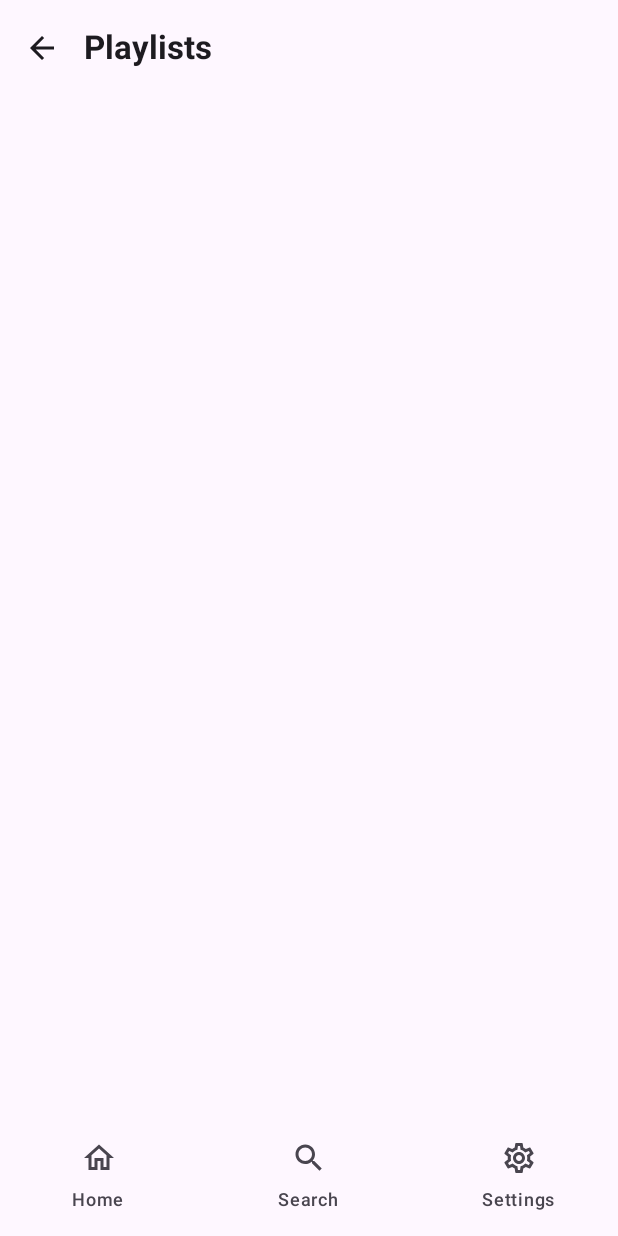
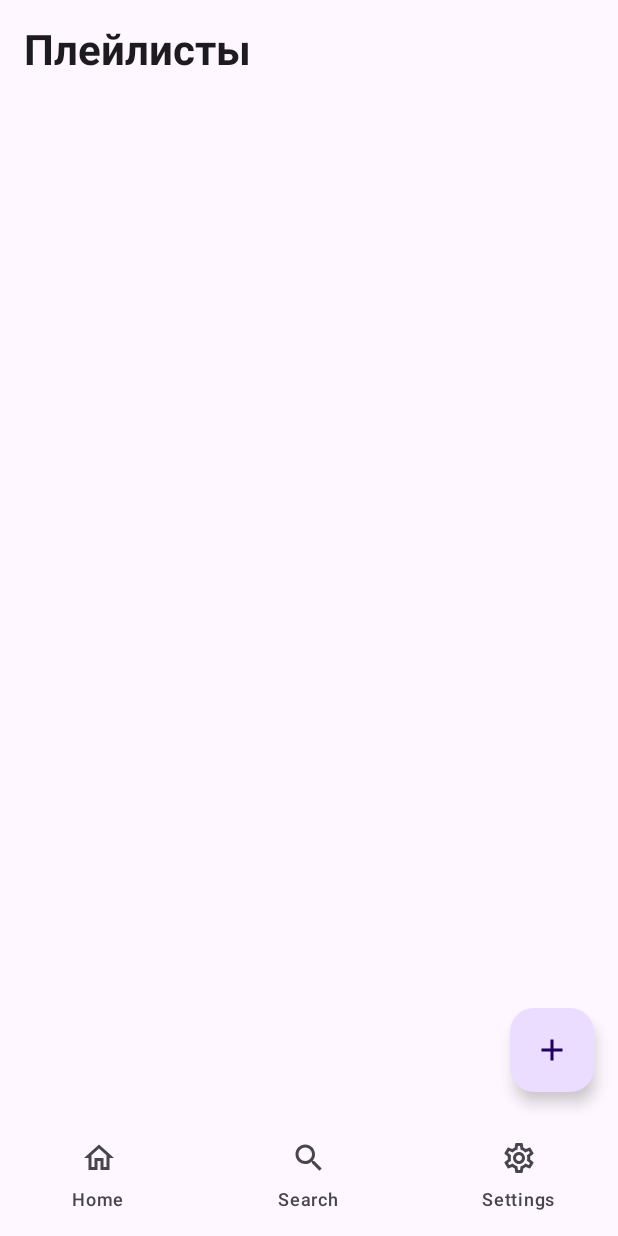
Before and after one commit to NTC539/NTM, an Android app built with Jetpack Compose: the PlaylistsScreen screen opened through its navigation route, on a phone screen of 412 x 824 dp. Run offline under Robolectric (Android 15) with nearby library versions, the phone set to English and light mode, and no system bars; our stand-ins replace Room's generated code; 3 statements that could not run were skipped.

Commit message:
feat: add playlist screen
not finished yet

```diff
--- a/app/src/main/java/com/example/ntm/activity/HomeScreen.kt
+++ b/app/src/main/java/com/example/ntm/activity/HomeScreen.kt
@@ -128,8 +128,8 @@ fun HomeScreen(
         items(tracks, key = { it.track.id }) { trackWithCover ->
             TrackItem(trackWithCover) {
                 playerViewModel.playTrack(
-                    track = trackWithCover.toUiTrack(),
-                    allTracks = tracks.map { it.toUiTrack() }
+                    selectedTrack = trackWithCover.toUiTrack(),
+                    rawTracks = tracks // Передаем весь список как есть
                 )
                 navController?.navigate(Destination.Route.PLAYER)
             }
--- a/app/src/main/java/com/example/ntm/activity/MusicMainScreen.kt
+++ b/app/src/main/java/com/example/ntm/activity/MusicMainScreen.kt
@@ -15,11 +15,13 @@ import com.example.ntm.navigation.AppNavHost
 import com.example.ntm.navigation.Destination
 import com.example.ntm.ui.viewmodel.MainViewModel
 import com.example.ntm.ui.viewmodel.PlayerViewModel
+import com.example.ntm.ui.viewmodel.PlaylistViewModel
 
 @Composable
 fun MusicMainScreen() {
     val mainViewModel: MainViewModel = viewModel()
     val playerViewModel: PlayerViewModel = viewModel()
+    val playlistViewModel: PlaylistViewModel = viewModel()
 
     val navController = rememberNavController()
     val backStackEntry by navController.currentBackStackEntryAsState()
@@ -51,6 +53,7 @@ fun MusicMainScreen() {
             navController = navController,
             mainViewModel = mainViewModel,
             playerViewModel = playerViewModel,
+            playlistViewModel = playlistViewModel,
             modifier = Modifier.padding(innerPadding)
         )
     }
--- a/app/src/main/java/com/example/ntm/activity/PlaylistsScreen.kt
+++ b/app/src/main/java/com/example/ntm/activity/PlaylistsScreen.kt
@@ -1,101 +1,76 @@
 package com.example.ntm.activity
 
-import androidx.compose.foundation.Image
-import androidx.compose.foundation.background
 import androidx.compose.foundation.clickable
 import androidx.compose.foundation.layout.*
 import androidx.compose.foundation.lazy.LazyColumn
 import androidx.compose.foundation.lazy.items
-import androidx.compose.foundation.shape.RoundedCornerShape
 import androidx.compose.material.icons.Icons
-import androidx.compose.material.icons.automirrored.filled.ArrowBack
+import androidx.compose.material.icons.filled.Add
 import androidx.compose.material3.*
-import androidx.compose.runtime.Composable
+import androidx.compose.runtime.*
 import androidx.compose.ui.Alignment
 import androidx.compose.ui.Modifier
-import androidx.compose.ui.draw.clip
-import androidx.compose.ui.res.painterResource
-import androidx.compose.ui.res.pluralStringResource
-import androidx.compose.ui.res.stringResource
 import androidx.compose.ui.text.font.FontWeight
-import androidx.compose.ui.tooling.preview.Preview
 import androidx.compose.ui.unit.dp
 import androidx.navigation.NavHostController
 import com.example.ntm.R
-import com.example.ntm.data.Playlist
-import com.example.ntm.ui.theme.NtmTheme
+import com.example.ntm.db.entity.PlaylistEntity
+import com.example.ntm.navigation.Destination
+import com.example.ntm.ui.viewmodel.PlaylistViewModel
 
-@OptIn(ExperimentalMaterial3Api::class)
 @Composable
-fun PlaylistsScreen(
-    navController: NavHostController? = null,
-    playlists: List<Playlist>
-) {
+fun PlaylistsScreen(navController: NavHostController? = null, viewModel: PlaylistViewModel) {
+    val playlists by viewModel.allPlaylists.collectAsState()
+    var showCreateDialog by remember { mutableStateOf(false) }
+
     Scaffold(
-        topBar = {
-            TopAppBar(
-                title = { Text(stringResource(R.string.playlists_title), fontWeight = FontWeight.Bold) },
-                navigationIcon = {
-                    IconButton(onClick = { navController?.popBackStack() }) {
-                        Icon(Icons.AutoMirrored.Filled.ArrowBack, contentDescription = stringResource(R.string.btn_back))
-                    }
-                },
-                colors = TopAppBarDefaults.topAppBarColors(
-                    containerColor = MaterialTheme.colorScheme.background,
-                    titleContentColor = MaterialTheme.colorScheme.onBackground,
-                    navigationIconContentColor = MaterialTheme.colorScheme.onBackground
-                )
-            )
-        },
-        containerColor = MaterialTheme.colorScheme.background
-    ) { innerPadding ->
-        LazyColumn(
-            modifier = Modifier
-                .fillMaxSize()
-                .padding(innerPadding)
-                .padding(horizontal = 16.dp),
-            verticalArrangement = Arrangement.spacedBy(8.dp)
-        ) {
-            items(playlists) { playlist -> PlaylistCard(playlist) }
+        floatingActionButton = {
+            FloatingActionButton(onClick = { showCreateDialog = true }) {
+                Icon(Icons.Default.Add, contentDescription = "Создать плейлист")
             }
         }
+    ) { innerPadding ->
+        Column(modifier = Modifier.fillMaxSize().padding(innerPadding).padding(16.dp)) {
+            Text("Плейлисты", style = MaterialTheme.typography.headlineMedium, fontWeight = FontWeight.Bold)
+            Spacer(Modifier.height(16.dp))
+
+            LazyColumn {
+                items(playlists, key = { it.id }) { playlist ->
+                    Row(
+                        modifier = Modifier.fillMaxWidth().clickable {
+                            navController?.navigate("${Destination.Route.PLAYLIST_DETAIL}/${playlist.id}")
+                        }.padding(vertical = 8.dp),
+                        verticalAlignment = Alignment.CenterVertically
+                    ) {
+                        // Временная заглушка, так как для списка мы пока не тянем все треки
+                        // В идеале здесь нужен запрос, который считает количество треков для плейлиста
+                        Box(
+                            modifier = Modifier.size(56.dp),
+                            contentAlignment = Alignment.Center
+                        ) {
+                            // PlaylistCover(...)
                         }
-
-@Composable
-fun PlaylistCard(playlist: Playlist, modifier: Modifier = Modifier) {
-    Card(
-        modifier = modifier
-            .fillMaxWidth()
-            .clickable { /* Переход внутрь плейлиста (в будущем) */ },
-        colors = CardDefaults.cardColors(containerColor = MaterialTheme.colorScheme.surface)
-    ) {
-        Row(modifier = Modifier.padding(12.dp), verticalAlignment = Alignment.CenterVertically) {
-            Image(
-                painter = painterResource(id = playlist.cover),
-                contentDescription = null,
-                modifier = Modifier.size(48.dp).clip(RoundedCornerShape(8.dp))
-            )
-            Spacer(Modifier.width(12.dp))
-            Column(modifier = Modifier.weight(1f)) {
-                Text(playlist.name, style = MaterialTheme.typography.titleMedium, color = MaterialTheme.colorScheme.onSurface)
-                Text(
-                    text = pluralStringResource(R.plurals.track_count, playlist.trackCount, playlist.trackCount),
-                    style = MaterialTheme.typography.bodySmall,
-                    color = MaterialTheme.colorScheme.onSurfaceVariant
-                )
+                        Spacer(Modifier.width(16.dp))
+                        Text(playlist.name, style = MaterialTheme.typography.titleMedium)
+                    }
                 }
             }
         }
     }
 
-@Preview(showBackground = true)
-@Preview(showBackground = true, uiMode = android.content.res.Configuration.UI_MODE_NIGHT_YES)
-@Composable
-fun PlaylistsScreenPreview() {
-    val mockPlaylists = listOf(
-        Playlist("Любимое", 25, R.drawable.holoda),
-        Playlist("Русский рок", 18, R.drawable.nevinosimgonet),
-        Playlist("Разное", 40, R.drawable.kosmos)
+    if (showCreateDialog) {
+        var name by remember { mutableStateOf("") }
+        AlertDialog(
+            onDismissRequest = { showCreateDialog = false },
+            title = { Text("Новый плейлист") },
+            text = { OutlinedTextField(value = name, onValueChange = { name = it }, label = { Text("Название") }) },
+            confirmButton = {
+                TextButton(onClick = {
+                    if (name.isNotBlank()) viewModel.createPlaylist(name)
+                    showCreateDialog = false
+                }) { Text("Создать") }
+            },
+            dismissButton = { TextButton(onClick = { showCreateDialog = false }) { Text("Отмена") } }
         )
-    NtmTheme { PlaylistsScreen(null, mockPlaylists) }
     }
+}
--- a/app/src/main/java/com/example/ntm/db/AppDatabase.kt
+++ b/app/src/main/java/com/example/ntm/db/AppDatabase.kt
@@ -23,7 +23,7 @@ import com.example.ntm.db.entity.*
         ExcludedPathEntity::class,
         ScanPathEntity::class
     ],
-    version = 2, // Увеличили версию, так как изменили структуру
+    version = 3, // Увеличили версию, так как изменили структуру
     exportSchema = false
 )
 abstract class AppDatabase : RoomDatabase() {
@@ -34,6 +34,8 @@ abstract class AppDatabase : RoomDatabase() {
     abstract fun coverDao(): CoverDao
     abstract fun scanPathDao(): ScanPathDao
     abstract fun excludedPathDao(): ExcludedPathDao
+
+    abstract fun playlistDao(): PlaylistDao
 
     companion object {
         @Volatile
--- /dev/null
+++ b/app/src/main/java/com/example/ntm/db/dao/PlaylistDao.kt
@@ -0,0 +1,44 @@
+package com.example.ntm.db.dao
+
+import androidx.room.*
+import com.example.ntm.db.entity.PlaylistEntity
+import com.example.ntm.db.entity.PlaylistTrackEntity
+import com.example.ntm.db.entity.TrackWithCover
+import kotlinx.coroutines.flow.Flow
+
+@Dao
+interface PlaylistDao {
+    @Insert(onConflict = OnConflictStrategy.REPLACE)
+    suspend fun insertPlaylist(playlist: PlaylistEntity): Long
+
+    @Update
+    suspend fun updatePlaylist(playlist: PlaylistEntity)
+
+    @Delete
+    suspend fun deletePlaylist(playlist: PlaylistEntity)
+
+    @Query("SELECT * FROM playlists ORDER BY name ASC")
+    fun getAllPlaylists(): Flow<List<PlaylistEntity>>
+
+    @Query("SELECT * FROM playlists WHERE id = :playlistId")
+    fun getPlaylistById(playlistId: Long): Flow<PlaylistEntity?>
+
+    // Запрос на получение треков плейлиста с подтягиванием обложек и артистов
+    @Transaction
+    @Query("""
+        SELECT tracks.* FROM tracks
+        INNER JOIN playlist_tracks ON tracks.id = playlist_tracks.track_id
+        WHERE playlist_tracks.playlist_id = :playlistId
+        ORDER BY playlist_tracks.position ASC
+    """)
+    fun getTracksForPlaylist(playlistId: Long): Flow<List<TrackWithCover>>
+
+    @Insert(onConflict = OnConflictStrategy.IGNORE)
+    suspend fun addTrackToPlaylist(crossRef: PlaylistTrackEntity)
+
+    @Query("DELETE FROM playlist_tracks WHERE playlist_id = :playlistId AND track_id = :trackId")
+    suspend fun removeTrackFromPlaylist(playlistId: Long, trackId: Long)
+
+    @Query("SELECT MAX(position) FROM playlist_tracks WHERE playlist_id = :playlistId")
+    suspend fun getMaxPosition(playlistId: Long): Int?
+}
--- a/app/src/main/java/com/example/ntm/db/entity/PlaylistEntity.kt
+++ b/app/src/main/java/com/example/ntm/db/entity/PlaylistEntity.kt
@@ -15,7 +15,8 @@ import androidx.room.PrimaryKey
 data class PlaylistEntity(
     @PrimaryKey(autoGenerate = true) val id: Long = 0,
     val name: String,
-    val cover_id: Long?,
+    val cover_id: Long? = null,
+    val cover_type: Int = 0, // 0 = LAST_TRACK, 1 = FOUR_TRACKS, 2 = CUSTOM
     val created_at: Long = System.currentTimeMillis(),
     val updated_at: Long = System.currentTimeMillis()
 )
--- a/app/src/main/java/com/example/ntm/db/entity/TrackEntity.kt
+++ b/app/src/main/java/com/example/ntm/db/entity/TrackEntity.kt
@@ -16,6 +16,7 @@ import androidx.room.PrimaryKey
         Index(value = ["path"], unique = true),
         Index("artist_id"),
         Index("album_id"),
+        Index("cover_id"), // <--- ДОБАВЛЕНО
         Index("title")
     ]
 )
--- a/app/src/main/java/com/example/ntm/navigation/AppNavHost.kt
+++ b/app/src/main/java/com/example/ntm/navigation/AppNavHost.kt
@@ -6,16 +6,17 @@ import androidx.navigation.NavHostController
 import androidx.navigation.compose.NavHost
 import androidx.navigation.compose.composable
 import com.example.ntm.activity.*
-import com.example.ntm.data.Track
 import com.example.ntm.ui.viewmodel.MainViewModel
 import com.example.ntm.ui.viewmodel.PlayerViewModel
+import com.example.ntm.ui.viewmodel.PlaylistViewModel
 
 @Composable
 fun AppNavHost(
     navController: NavHostController,
     mainViewModel: MainViewModel,
     playerViewModel: PlayerViewModel,
-    modifier: Modifier = Modifier
+    modifier: Modifier = Modifier,
+    playlistViewModel: PlaylistViewModel
 ) {
     NavHost(
         navController = navController,
@@ -41,10 +42,19 @@ fun AppNavHost(
             LyricsScreen(navController, playerViewModel)
         }
         composable(Destination.Route.PLAYLISTS) {
-            PlaylistsScreen(navController, emptyList())
+            PlaylistsScreen(navController, playlistViewModel)
         }
         composable(Destination.Route.ARTISTS) {
             ArtistsScreen(navController, emptyList())
         }
+
+        composable(Destination.Route.PLAYLISTS) {
+            PlaylistsScreen(navController, playlistViewModel)
+        }
+
+        composable("${Destination.Route.PLAYLIST_DETAIL}/{playlistId}") { backStackEntry ->
+            val playlistId = backStackEntry.arguments?.getString("playlistId")?.toLongOrNull() ?: 0L
+            PlaylistDetailScreen(navController, playlistViewModel, mainViewModel, playerViewModel, playlistId)
+        }
     }
 }
--- a/app/src/main/java/com/example/ntm/navigation/Destination.kt
+++ b/app/src/main/java/com/example/ntm/navigation/Destination.kt
@@ -30,5 +30,6 @@ sealed class Destination(
         const val LYRICS = "lyrics"
         const val PLAYLISTS = "playlists"
         const val ARTISTS = "artists"
+        const val PLAYLIST_DETAIL = "playlist_detail"
     }
 }
```
Also changed, not shown: app/src/main/java/com/example/ntm/activity/PlaylistDetailScreen.kt (added, +198 -0 lines), app/src/main/java/com/example/ntm/activity/component/PlaylistCover.kt (added, +97 -0 lines), app/src/main/java/com/example/ntm/ui/viewmodel/PlayerViewModel.kt (+14 -6 lines), app/src/main/java/com/example/ntm/ui/viewmodel/PlaylistViewModel.kt (added, +101 -0 lines), 1 other file. Lines whose indentation alone changed are shown as unchanged.
